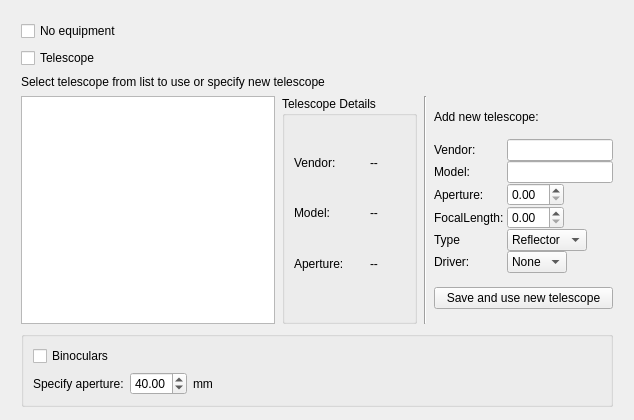
This is kstars/tools/whatsinteresting/wiequipsettings.ui in KDE/kstars as Qt 5 draws it before an edit. The edited form follows.
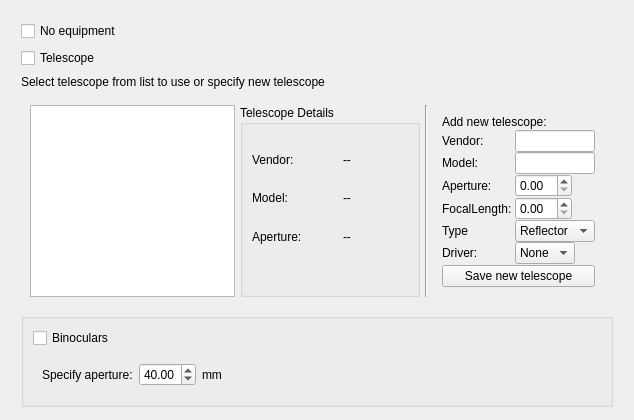
This is the edited form.

Commit message: Remove unnecessary configuration options for WI equipment settings from kstars.kcfg. Always have the first element selected in the QListWidget containing the list of telescopes.

The edit to the form file:
```diff
--- a/kstars/tools/whatsinteresting/wiequipsettings.ui
+++ b/kstars/tools/whatsinteresting/wiequipsettings.ui
@@ -62,12 +62,29 @@
       </widget>
      </item>
      <item>
+      <widget class="QFrame" name="scopeFrame">
       <layout class="QHBoxLayout" name="horizontalLayout">
+        <property name="spacing">
+         <number>5</number>
+        </property>
        <item>
-        <widget class="QListWidget" name="scopeListWidget"/>
+         <widget class="QListWidget" name="scopeListWidget">
+          <property name="minimumSize">
+           <size>
+            <width>175</width>
+            <height>0</height>
+           </size>
+          </property>
+         </widget>
        </item>
        <item>
-        <widget class="QGroupBox" name="groupBox">
+         <widget class="QGroupBox" name="scopeDetailsBox">
+          <property name="minimumSize">
+           <size>
+            <width>180</width>
+            <height>0</height>
+           </size>
+          </property>
          <property name="title">
           <string>Telescope Details</string>
          </property>
@@ -170,6 +187,13 @@
         </widget>
        </item>
        <item>
+         <widget class="QFrame" name="addScopeFrame">
+          <property name="maximumSize">
+           <size>
+            <width>194</width>
+            <height>16777215</height>
+           </size>
+          </property>
         <layout class="QVBoxLayout" name="newScopeLayout">
          <property name="spacing">
           <number>0</number>
@@ -307,7 +331,7 @@
          <item>
           <widget class="QPushButton" name="pushButton">
            <property name="text">
-            <string>Save and use new telescope</string>
+              <string>Save new telescope</string>
            </property>
           </widget>
          </item>
@@ -325,8 +349,10 @@
           </spacer>
          </item>
         </layout>
-       </item>
-      </layout>
+         </widget>
+        </item>
+       </layout>
+      </widget>
      </item>
      <item>
       <widget class="QGroupBox" name="binoGroupBox">
@@ -342,6 +368,7 @@
          </widget>
         </item>
         <item>
+         <widget class="QFrame" name="binoDetailsFrame">
          <layout class="QHBoxLayout" name="horizontalLayout_7">
           <item>
            <widget class="QLabel" name="binoApertureText">
@@ -378,6 +405,7 @@
            </spacer>
           </item>
          </layout>
+         </widget>
         </item>
        </layout>
       </widget>
```
Left out of the diff: 14 changed lines with no effect on the pictures. Lines whose indentation alone changed are shown as unchanged. The commit also changes 4 other files.
